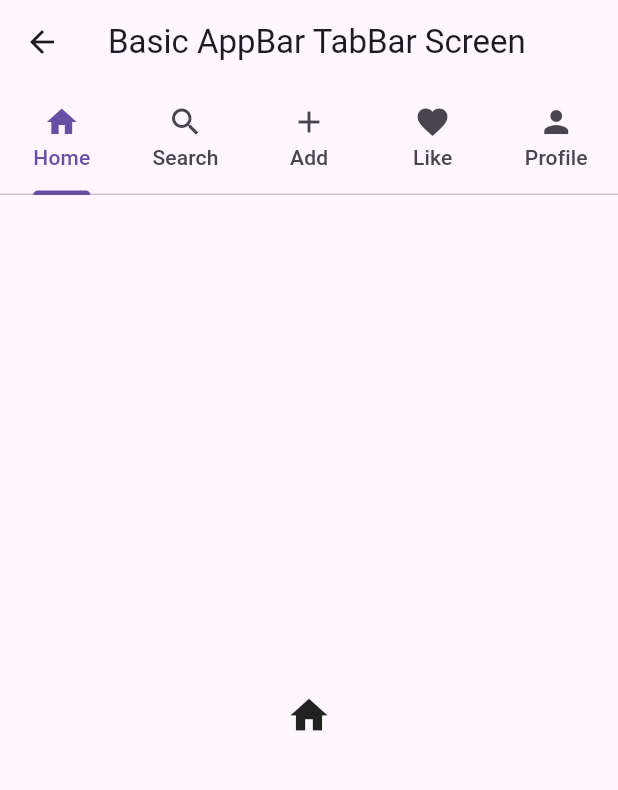
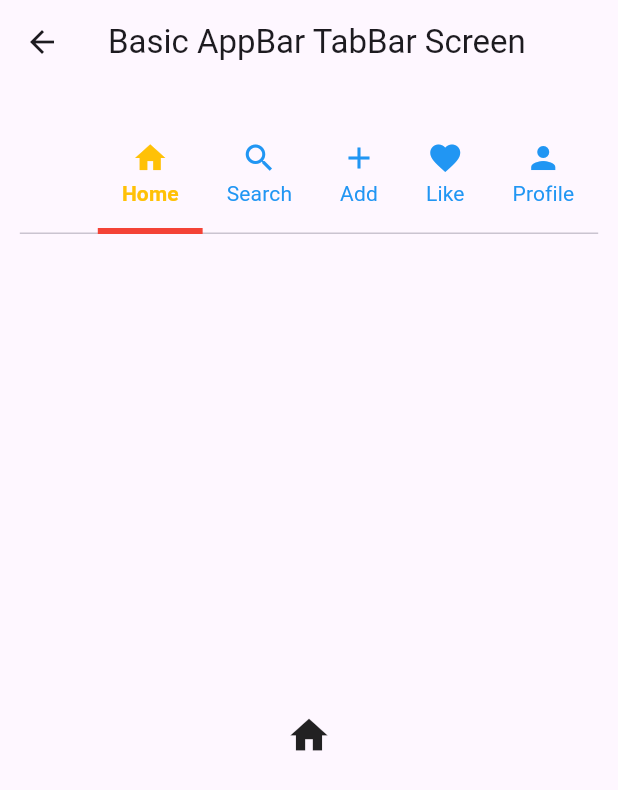
Before and after one commit to labyrinth30/flutter-widgets, a Flutter app: the BasicAppbarTabbarScreen screen opened directly, on a phone screen of 412 x 824 dp. Shown: the top 790 px of the screen. Run offline on Flutter 3.47's test engine with Material 3 defaults, Android fonts, the phone set to English and light mode, and no system bars.

Commit message:
Add: AppBar Designs

```diff
--- a/lib/screens/tabbar/basic_appbar_tabbar_screen.dart
+++ b/lib/screens/tabbar/basic_appbar_tabbar_screen.dart
@@ -11,7 +11,24 @@ class BasicAppbarTabbarScreen extends StatelessWidget {
       child: Scaffold(
         resizeToAvoidBottomInset: false,
         appBar: AppBar(
-          bottom: TabBar(
+          bottom: PreferredSize(
+            preferredSize: const Size.fromHeight(100.0),
+            child: Row(
+              mainAxisAlignment: MainAxisAlignment.center,
+              children: [
+                TabBar(
+                  indicatorColor: Colors.red,
+                  indicatorWeight: 4.0,
+                  indicatorSize: TabBarIndicatorSize.tab,
+                  isScrollable: true,
+                  labelColor: Colors.amber,
+                  unselectedLabelColor: Colors.blue,
+                  labelStyle: const TextStyle(
+                    fontWeight: FontWeight.w700,
+                  ),
+                  unselectedLabelStyle: const TextStyle(
+                    fontWeight: FontWeight.w400,
+                  ),
                   tabs: TABS
                       .map(
                         (e) => Tab(
@@ -20,6 +37,9 @@ class BasicAppbarTabbarScreen extends StatelessWidget {
                         ),
                       )
                       .toList(),
+                ),
+              ],
+            ),
           ),
           title: const Text('Basic AppBar TabBar Screen'),
         ),
```
Lines whose indentation alone changed are shown as unchanged.
